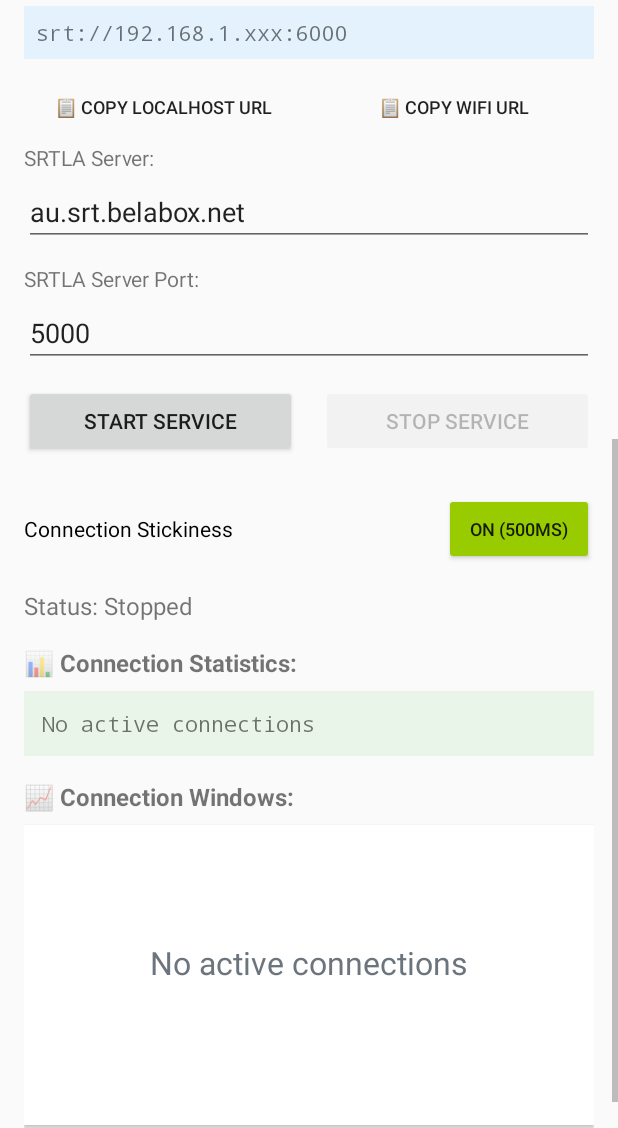
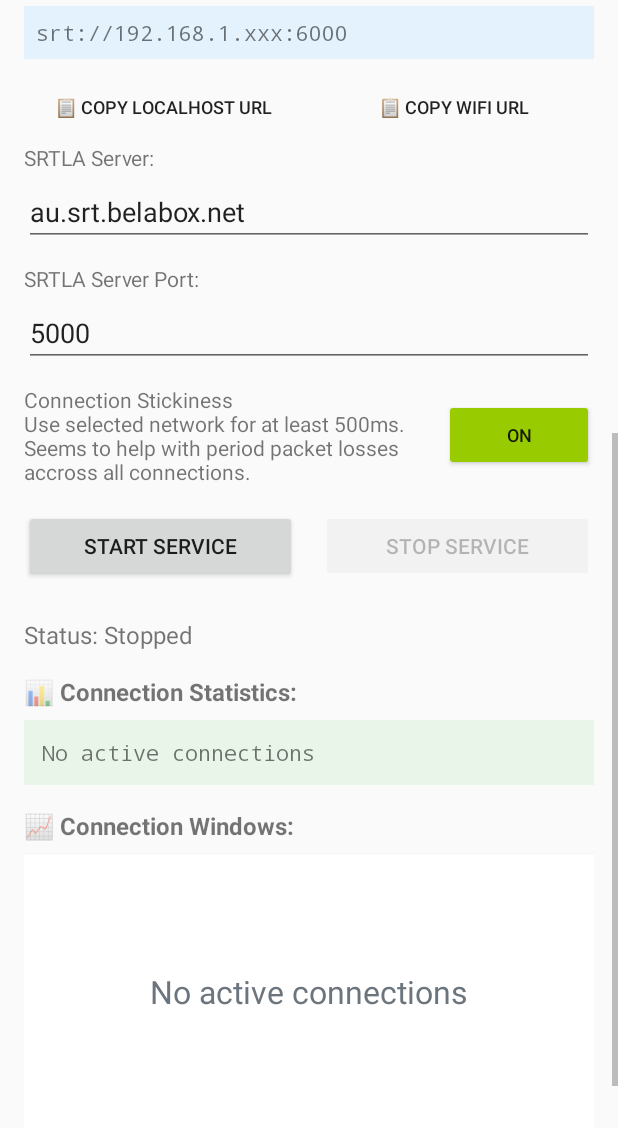
Before and after one commit to dimadesu/bond-bunny, an Android app: the screen it shows after launch (MainActivity), scrolled down 537 dp, on a phone screen of 412 x 824 dp, the part 108-1236 px from its top. Run offline under Robolectric (Android 15) with nearby library versions, the phone set to English and light mode, and no system bars.

Commit message:
Move connection stickines setting to be above start/stop buttons. Add explanation

```diff
--- a/src/main/java/com/example/srtla/MainActivity.java
+++ b/src/main/java/com/example/srtla/MainActivity.java
@@ -504,7 +504,7 @@ public class MainActivity extends Activity {
 
     private void updateStickinessButtonText() {
         if (stickinessEnabled) {
-            buttonToggleStickiness.setText("ON (500ms)");
+            buttonToggleStickiness.setText("ON");
             buttonToggleStickiness.setBackgroundTintList(android.content.res.ColorStateList.valueOf(
                 getResources().getColor(android.R.color.holo_green_light)));
         } else {
--- a/src/main/res/layout/activity_main.xml
+++ b/src/main/res/layout/activity_main.xml
@@ -182,6 +182,31 @@
       android:inputType="number"
       android:layout_marginBottom="12dp" />
 
+    <!-- Connection Stickiness Toggle -->
+    <LinearLayout
+      android:layout_width="match_parent"
+      android:layout_height="wrap_content"
+      android:orientation="horizontal"
+      android:layout_marginBottom="16dp"
+      android:gravity="center_vertical">
+
+      <TextView
+        android:layout_width="0dp"
+        android:layout_height="wrap_content"
+        android:layout_weight="1"
+        android:text="Connection Stickiness\nUse selected network for at least 500ms. Seems to help with period packet losses accross all connections." />
+
+      <Button
+        android:id="@+id/button_toggle_stickiness"
+        android:layout_width="wrap_content"
+        android:layout_height="wrap_content"
+        android:text="ON"
+        android:textSize="12sp"
+        android:minWidth="100dp"
+        android:backgroundTint="@android:color/holo_green_light" />
+
+    </LinearLayout>
+
     <LinearLayout
       android:layout_width="match_parent"
       android:layout_height="wrap_content"
@@ -204,33 +229,6 @@
         android:text="Stop Service"
         android:layout_marginStart="8dp"
         android:enabled="false" />
-
-    </LinearLayout>
-
-    <!-- Connection Stickiness Toggle -->
-    <LinearLayout
-      android:layout_width="match_parent"
-      android:layout_height="wrap_content"
-      android:orientation="horizontal"
-      android:layout_marginBottom="16dp"
-      android:gravity="center_vertical">
-
-      <TextView
-        android:layout_width="0dp"
-        android:layout_height="wrap_content"
-        android:layout_weight="1"
-        android:text="Connection Stickiness"
-        android:textSize="14sp"
-        android:textColor="@android:color/black" />
-
-      <Button
-        android:id="@+id/button_toggle_stickiness"
-        android:layout_width="wrap_content"
-        android:layout_height="wrap_content"
-        android:text="ON (500ms)"
-        android:textSize="12sp"
-        android:minWidth="100dp"
-        android:backgroundTint="@android:color/holo_green_light" />
 
     </LinearLayout>
 
```
